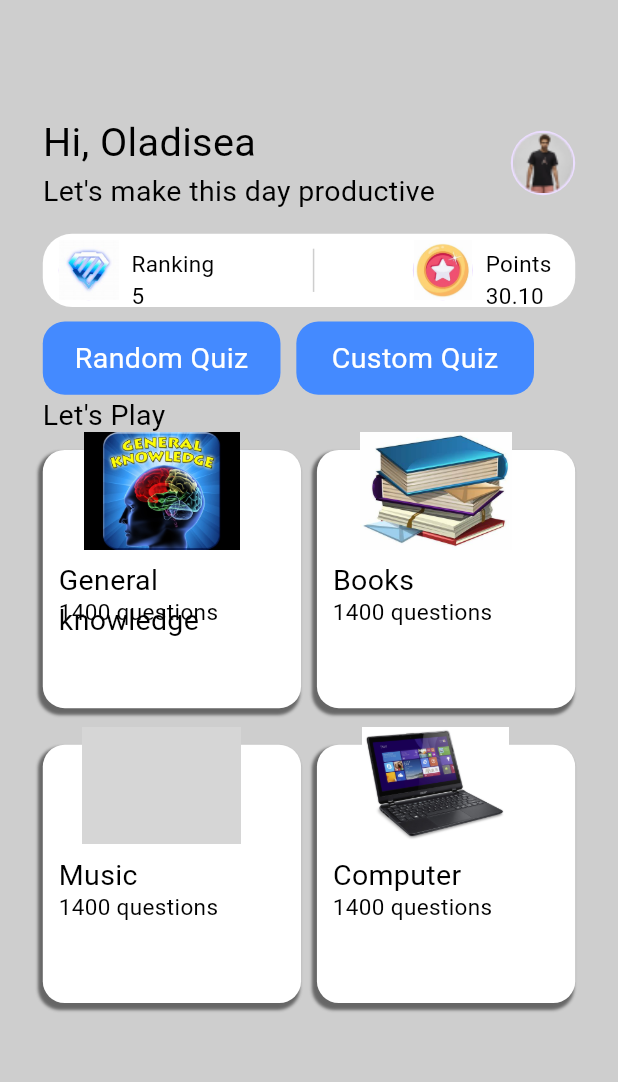
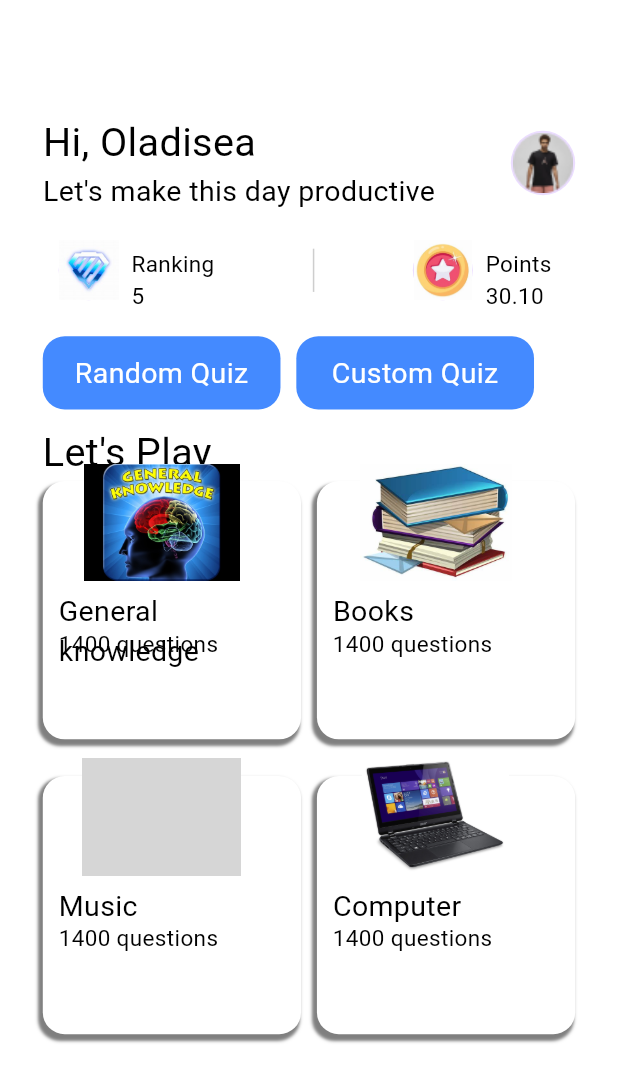
Before and after one commit to OLADISEA/trivia, a Flutter app: the HomePage screen opened directly, on a phone screen of 412 x 824 dp. Shown: the top 1082 px of the screen. Run offline on Flutter 3.47's test engine with Material 3 defaults, Android fonts, the phone set to English and light mode, and no system bars; our stand-ins replace flutter_screenutil, persistent_bottom_nav_bar; grey boxes are pictures that could not be loaded.

Commit message:
Made some adjustment

```diff
--- a/lib/features/home/presentation/pages/home_page.dart
+++ b/lib/features/home/presentation/pages/home_page.dart
@@ -7,12 +7,12 @@ import 'package:trivia/features/home/presentation/widgets/quiz_type.dart';
 import 'package:trivia/features/home/presentation/widgets/user_ranking.dart';
 
 class HomePage extends StatelessWidget {
-  const HomePage({Key? key}) : super(key: key);
+  const HomePage({super.key});
 
   @override
   Widget build(BuildContext context) {
     return Scaffold(
-      backgroundColor: Colors.grey.withOpacity(0.5),
+      backgroundColor: Colors.white,
       body: Container(
         margin: EdgeInsets.only(top: 78.h,left: 27.w,right: 27.w),
         child: Column(
@@ -21,11 +21,12 @@ class HomePage extends StatelessWidget {
             const HomeHeader(),
             SizedBox(height: 15.h,),
             const UserRanking(),
+            SizedBox(height: 20.h,),
+            const QuizType(),
             SizedBox(height: 10.h,),
-            const QuizType(),
-            Reusable(text: "Let's Play",fontSize: 18.sp,),
-            SizedBox(height: 10.h,),
-            QuizCategory()
+            Reusable(text: "Let's Play",fontSize: 25.sp,fontWeight: FontWeight.w700,),
+            //SizedBox(height: 5.h,),
+            const QuizCategory()
 
           ],
         ),
```
